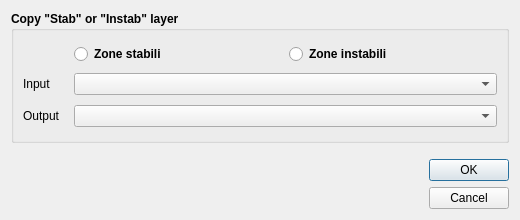
The window that tb_copia_ms.ui (CNR-IGAG/mzs-tools) describes before a commit, drawn with Qt 5.
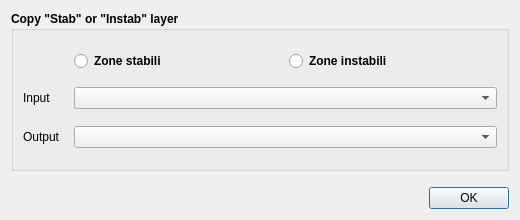
The same window after the commit. Icons and pictures are not drawn.

Patch:
```diff
--- a/tb_copia_ms.ui
+++ b/tb_copia_ms.ui
@@ -232,7 +232,10 @@
         <enum>Qt::Vertical</enum>
        </property>
        <property name="standardButtons">
-        <set>QDialogButtonBox::Cancel|QDialogButtonBox::Ok</set>
+        <set>QDialogButtonBox::Ok</set>
+       </property>
+       <property name="centerButtons">
+        <bool>true</bool>
        </property>
       </widget>
      </item>
```
Left out of the diff: 8 changed lines with no effect on the pictures.
